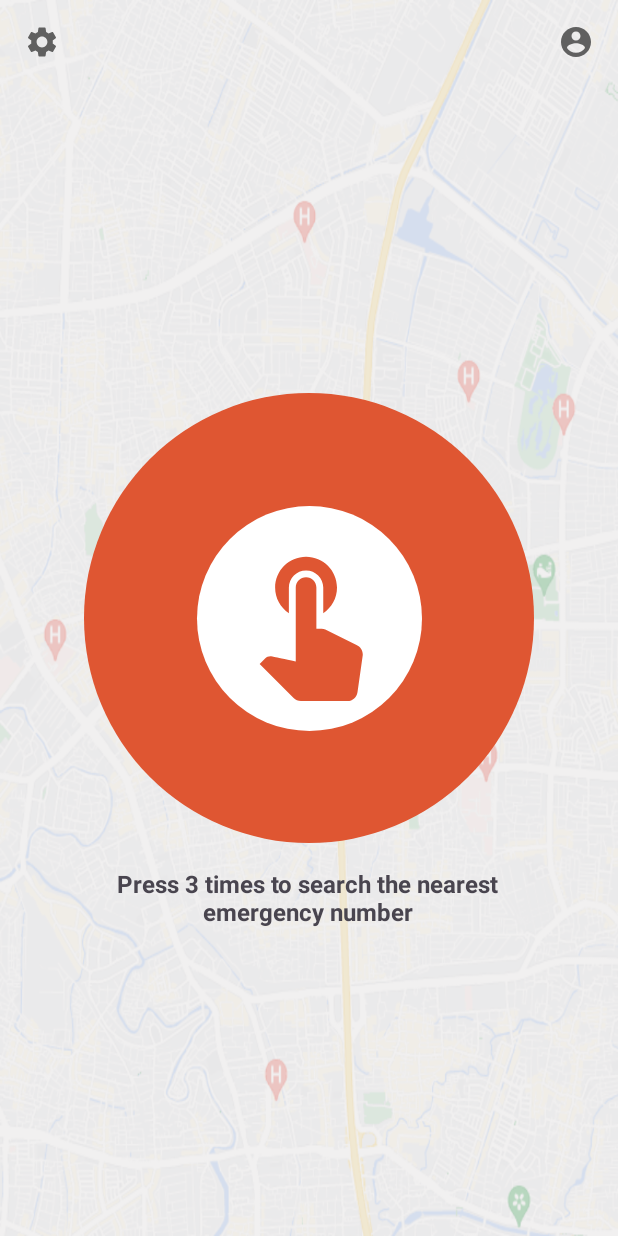
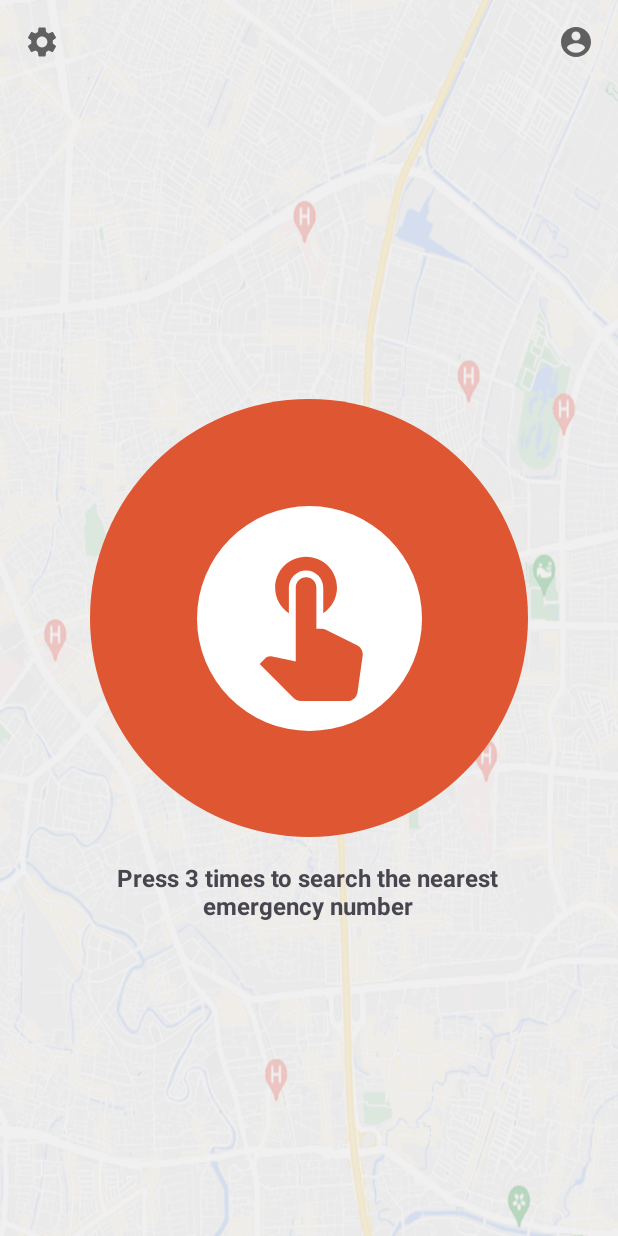
Before and after one commit to EmergenZ-Team/EmergenZ-Android, an Android app: the layout fragment_main.xml on its own in the app's theme, with its tools: preview values and no code run, on a phone screen of 412 x 824 dp. Run offline under Robolectric (Android 15) with nearby library versions, the phone set to English and light mode, and no system bars.

Commit message:
Fix last view bug please

```diff
--- a/app/src/main/res/layout/activity_splash_screen.xml
+++ b/app/src/main/res/layout/activity_splash_screen.xml
@@ -12,6 +12,7 @@
         android:id="@+id/img_splash_screen"
         android:layout_width="200dp"
         android:layout_height="200dp"
+        android:alpha="0"
         android:layout_centerHorizontal="true"
         android:layout_centerVertical="true"
         android:contentDescription="@string/logo_splashscreen"
@@ -19,6 +20,7 @@
         app:layout_constraintBottom_toBottomOf="parent"
         app:layout_constraintEnd_toEndOf="parent"
         app:layout_constraintStart_toStartOf="parent"
-        app:layout_constraintTop_toTopOf="parent" />
+        app:layout_constraintTop_toTopOf="parent"
+        tools:alpha="1"/>
 
 </androidx.constraintlayout.widget.ConstraintLayout>
--- a/app/src/main/res/layout/fragment_main.xml
+++ b/app/src/main/res/layout/fragment_main.xml
@@ -13,22 +13,6 @@
         android:layout_width="match_parent"
         android:layout_height="match_parent"
         android:background="@color/bg_overlay">
-
-        <TextView
-            android:id="@+id/textView2"
-            android:layout_width="40dp"
-            android:layout_height="40dp"
-            android:layout_marginBottom="60dp"
-            android:gravity="center"
-            android:textColor="@color/white"
-            android:textStyle="bold"
-            android:textSize="30sp"
-            android:visibility="gone"
-            android:background="@drawable/bg_color_circle"
-            app:layout_constraintBottom_toTopOf="@+id/btn_circle"
-            app:layout_constraintEnd_toEndOf="parent"
-            app:layout_constraintStart_toStartOf="parent"
-            tools:text="2" />
 
         <ImageView
             android:id="@+id/iv_profile"
@@ -52,8 +36,10 @@
 
         <ImageButton
             android:id="@+id/btn_circle"
-            android:layout_width="300dp"
-            android:layout_height="300dp"
+            android:layout_width="0dp"
+            android:layout_height="0dp"
+            app:layout_constraintDimensionRatio="H,1:1"
+            android:layout_margin="60dp"
             android:background="@drawable/bg_color_ripple"
             android:contentDescription="@string/panic_button_desc"
             android:src="@drawable/bg_ic_touch"
```
Also changed, not shown: app/src/main/res/layout/fragment_login.xml (+13 -9 lines), app/src/main/res/layout/fragment_profile.xml (+21 -20 lines), app/src/main/res/layout/fragment_register.xml (+16 -11 lines).
